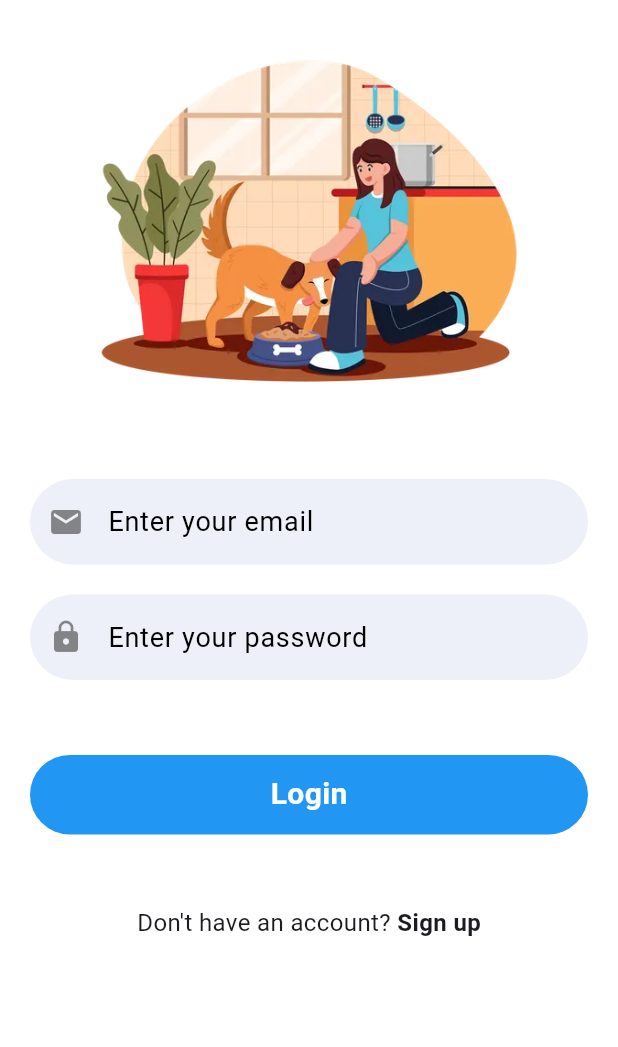
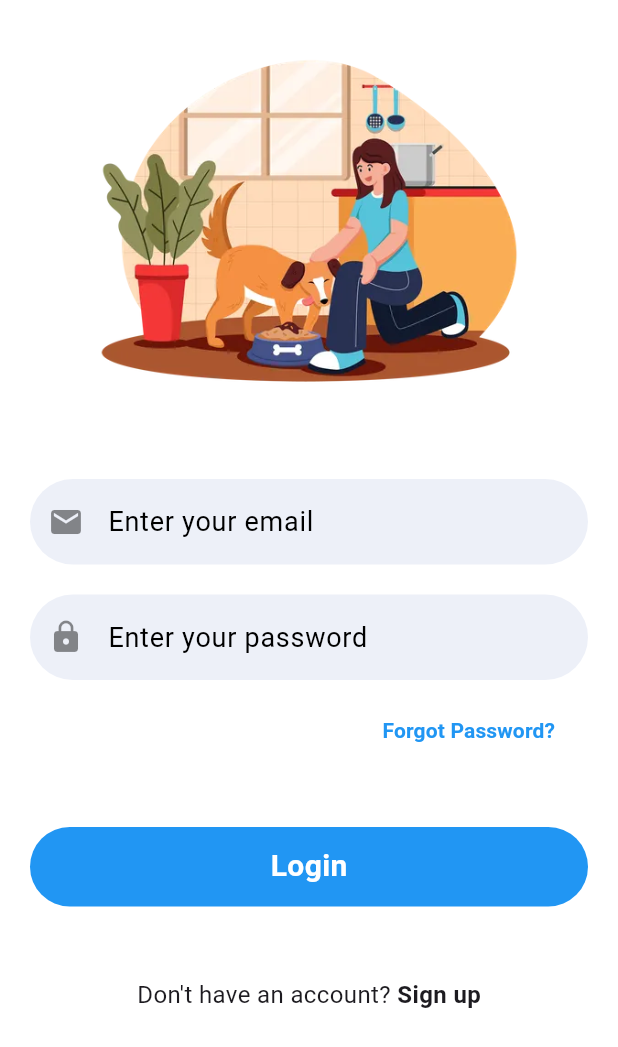
Before and after one commit to Malikasad74/LoyalePets-Shop, a Flutter app: the screen it shows after launch, after a tap on "Skip", on a phone screen of 412 x 824 dp. Shown: the top 1047 px of the screen. Run offline on Flutter 3.47's test engine with Material 3 defaults, Android fonts, the light colour scheme and no system bars; drawn by our look-alikes of velocity_x; our stand-ins replace cached_network_image, firebase_auth, firebase_core, lottie; accounts and stored records are empty.

Commit message:
first commit

```diff
--- a/lib/Login_Signup/login.dart
+++ b/lib/Login_Signup/login.dart
@@ -1,3 +1,4 @@
+import 'package:LoyalePets/Login_Signup/forgot.dart';
 import 'package:flutter/material.dart';
 import 'package:LoyalePets/Login_Signup/Widget/button.dart';
 import 'package:LoyalePets/Login_Signup/Widget/snackbar.dart';
@@ -70,6 +71,29 @@ class _LoginScreenState extends State<LoginScreen> {
                 icon: Icons.lock,
                 inputType: InputType.password,
               ),
+              Align(
+                alignment: Alignment.centerRight,
+                child: Padding(
+                  padding: const EdgeInsets.only(right: 30),
+                  child: TextButton(
+                    onPressed: () {
+                      Navigator.push(
+                        context,
+                        MaterialPageRoute(
+                          builder: (context) => const ForgotPasswordScreen(),
+                        ),
+                      );
+                    },
+                    child: const Text(
+                      "Forgot Password?",
+                      style: TextStyle(
+                        color: Colors.blue,
+                        fontWeight: FontWeight.bold,
+                      ),
+                    ),
+                  ),
+                ),
+              ),
               SizedBox(height: 20),
               MyButton(
                 onTap: loginUser,
```
Also changed, not shown: lib/Login_Signup/Widget/textfield.dart (line endings or trailing spaces), 1 other file.
